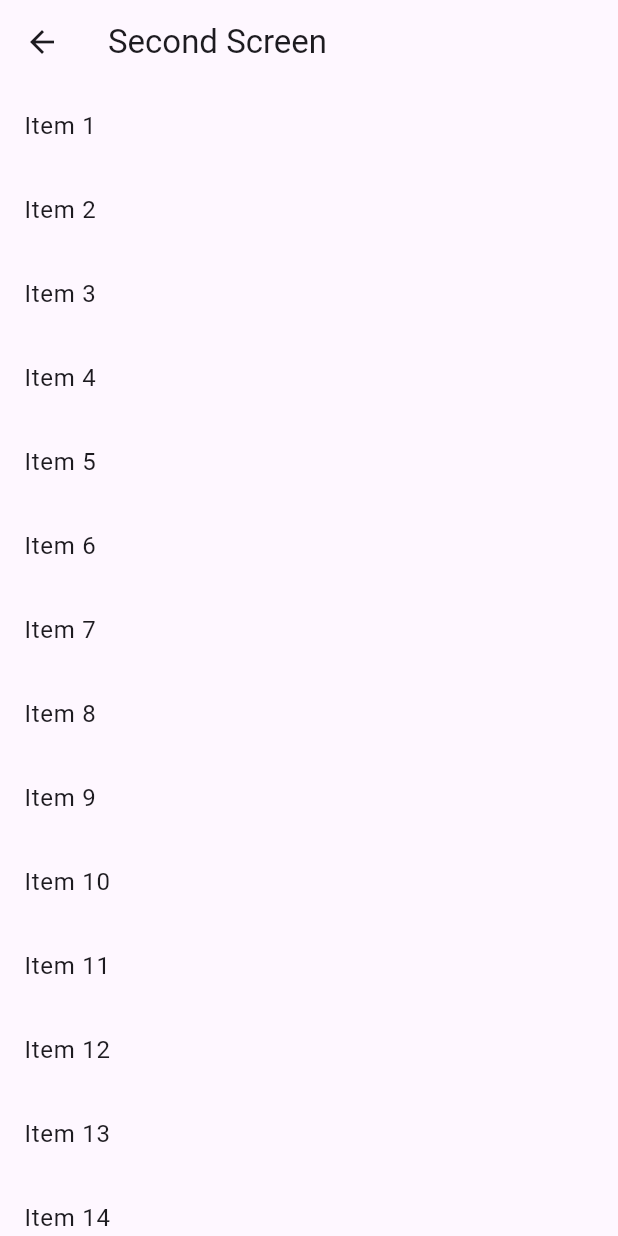
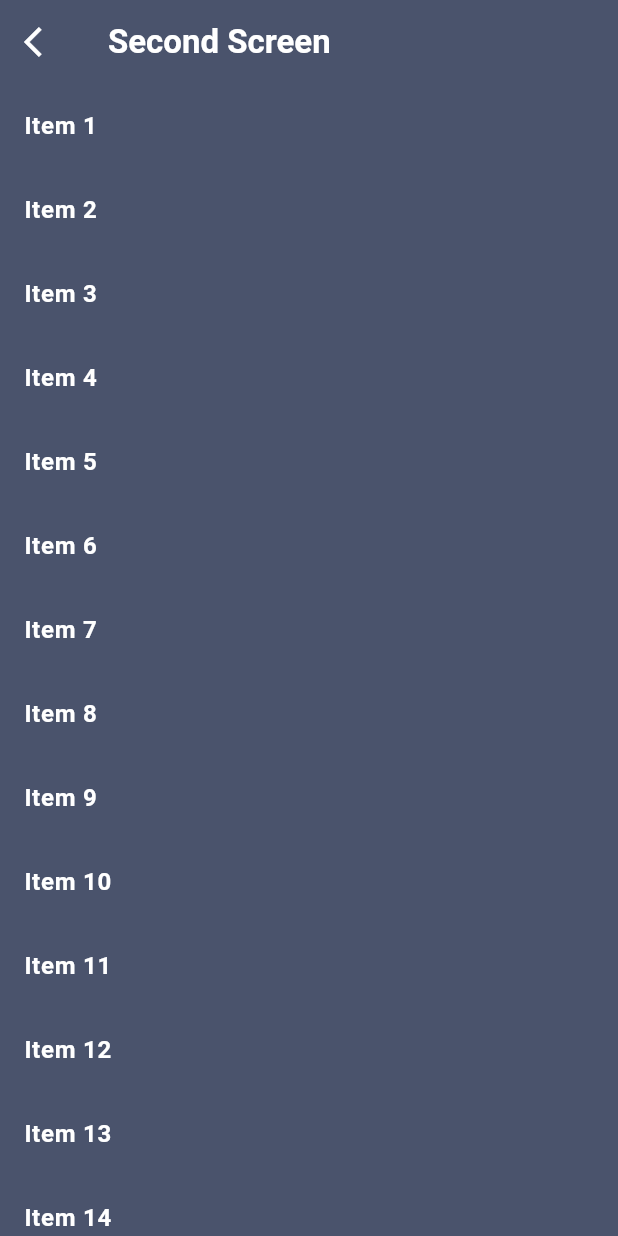
Before and after one commit to Ruchit-Bhut/native_google_ads_demo, a Flutter app: the SecondScreen screen opened directly, on a phone screen of 412 x 824 dp. Run offline on Flutter 3.47's test engine with Material 3 defaults, Android fonts, the phone set to English and light mode, and no system bars; our stand-ins replace get, google_mobile_ads; network calls fail.

```diff
--- a/lib/native_ads/home_native_ad_example.dart
+++ b/lib/native_ads/home_native_ad_example.dart
@@ -1,5 +1,6 @@
 import 'dart:io';
 
+import 'package:flutter/foundation.dart';
 import 'package:flutter/material.dart';
 import 'package:google_mobile_ads/google_mobile_ads.dart';
 
@@ -39,7 +40,9 @@ class HomeNativeAdExampleState extends State<HomeNativeAdExample> {
         },
         onAdFailedToLoad: (ad, error) {
           ad.dispose();
-          print('failed to load the ad ${error.message}, ${error.code}');
+          if (kDebugMode) {
+            print('failed to load the ad ${error.message}, ${error.code}');
+          }
         },
       ),
     );
--- a/lib/native_ads/native_ad_example.dart
+++ b/lib/native_ads/native_ad_example.dart
@@ -1,5 +1,6 @@
 import 'dart:io';
 
+import 'package:flutter/foundation.dart';
 import 'package:flutter/material.dart';
 import 'package:google_mobile_ads/google_mobile_ads.dart';
 
@@ -39,7 +40,9 @@ class NativeAdExampleState extends State<NativeAdExample> {
         },
         onAdFailedToLoad: (ad, error) {
           ad.dispose();
-          print('failed to load the ad ${error.message}, ${error.code}');
+          if (kDebugMode) {
+            print('failed to load the ad ${error.message}, ${error.code}');
+          }
         },
       ),
     );
--- a/lib/native_ads/native_ads_factory_example.dart
+++ b/lib/native_ads/native_ads_factory_example.dart
@@ -1,5 +1,6 @@
 import 'dart:io';
 
+import 'package:flutter/foundation.dart';
 import 'package:flutter/material.dart';
 import 'package:google_mobile_ads/google_mobile_ads.dart';
 
@@ -39,7 +40,9 @@ class NativeAdFactoryExampleState extends State<NativeAdFactoryExample> {
         },
         onAdFailedToLoad: (ad, error) {
           ad.dispose();
-          print('failed to load the ad ${error.message}, ${error.code}');
+          if (kDebugMode) {
+            print('failed to load the ad ${error.message}, ${error.code}');
+          }
         },
       ),
     );
--- a/lib/screens/home_page.dart
+++ b/lib/screens/home_page.dart
@@ -209,9 +209,9 @@ class _HomePageState extends State<HomePage> {
   @override
   Widget build(BuildContext context) {
     return Scaffold(
-      backgroundColor: Colors.white30,
+      backgroundColor: const Color(0xff4a536c),
       appBar: AppBar(
-        backgroundColor: Colors.white24,
+        backgroundColor: const Color(0xff4a536c),
         title: const Text(
           'Google Mobile Ads',
           style: TextStyle(color: Colors.white),
--- a/lib/screens/second_screen.dart
+++ b/lib/screens/second_screen.dart
@@ -130,9 +130,26 @@ class SecondScreenState extends State<SecondScreen> {
   @override
   Widget build(BuildContext context) {
     return Scaffold(
+      backgroundColor: const Color(0xff4a536c),
       appBar: AppBar(
+        backgroundColor: const Color(0xff4a536c),
+        leading: GestureDetector(
+          onTap: () {
+            Navigator.of(context).pop();
+          },
+          child: const Icon(
+            Icons.arrow_back_ios,
+            color: Colors.white,
+          ),
+        ),
         forceMaterialTransparency: true,
-        title: const Text('Second Screen'),
+        title: const Text(
+          'Second Screen',
+          style: TextStyle(
+            color: Colors.white,
+            fontWeight: FontWeight.bold,
+          ),
+        ),
       ),
       body: Stack(
         children: [
@@ -148,7 +165,9 @@ class SecondScreenState extends State<SecondScreen> {
                         height: bannerAd.size.height.toDouble(),
                         width: bannerAd.size.width.toDouble(),
                         child: const Center(
-                          child: CircularProgressIndicator(),
+                          child: CircularProgressIndicator(
+                            color: Colors.white,
+                          ),
                         ),
                       )
                     : Container(
@@ -164,6 +183,10 @@ class SecondScreenState extends State<SecondScreen> {
                   },
                   title: Text(
                     'Item ${index + 1}',
+                    style: const TextStyle(
+                      color: Colors.white,
+                      fontWeight: FontWeight.bold,
+                    ),
                   ),
                 );
               }
@@ -171,7 +194,9 @@ class SecondScreenState extends State<SecondScreen> {
           ),
           if (_isAdLoading)
             const Center(
-              child: CircularProgressIndicator(),
+              child: CircularProgressIndicator(
+                color: Colors.white,
+              ),
             ),
         ],
       ),
```
